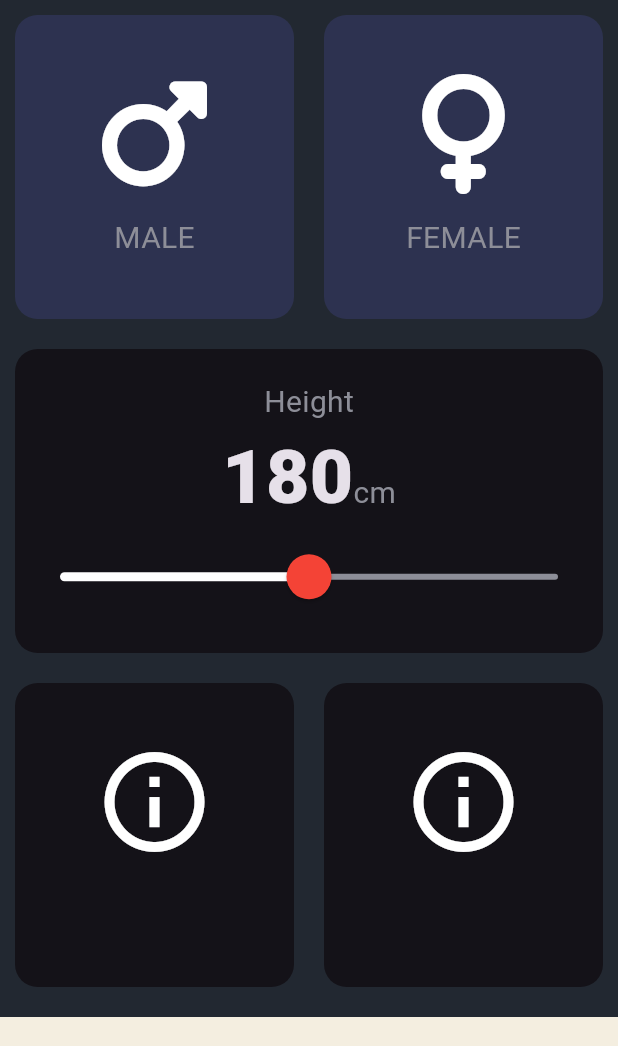
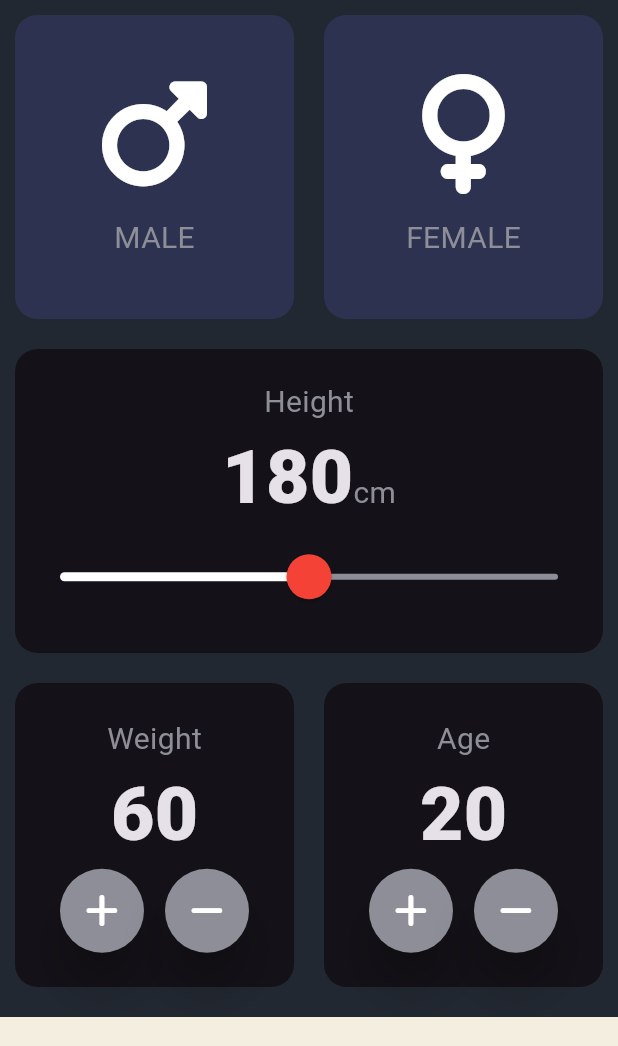
Before and after one commit to risal-ea/bmi_calculator-, a Flutter app: the screen it shows after launch, on a phone screen of 412 x 824 dp, the part 84-1130 px from its top. Run offline on Flutter 3.47's test engine with Material 3 defaults, Android fonts, the phone set to English and light mode, and no system bars; our stand-ins replace font_awesome_flutter; missing offline and left inert: dart:ffi.

Commit message:
update 4.5

```diff
--- a/lib/input_page.dart
+++ b/lib/input_page.dart
@@ -1,3 +1,5 @@
+import 'dart:ffi';
+
 import 'package:flutter/material.dart';
 import 'package:font_awesome_flutter/font_awesome_flutter.dart';
 import 'reusable_card.dart';
@@ -19,6 +21,8 @@ class InputPage extends StatefulWidget {
 class _InputPageState extends State<InputPage> {
   Gender? selectedGender;
   int height = 180;
+  int weight = 60;
+  int age = 20;
 
   @override
   Widget build(BuildContext context) {
@@ -133,14 +137,78 @@ class _InputPageState extends State<InputPage> {
               Expanded(
                 child: ReusableCard(
                   onPress: () {},
-                  cardChild: IconContent(),
+                  cardChild: Column(
+                    mainAxisAlignment: MainAxisAlignment.center,
+                    children: <Widget>[
+                      Text(
+                        "Weight",
+                        style: kLabelTextStyle,
+                      ),
+                      Text(
+                        weight.toString(),
+                        style: kNumberTextStyle,
+                      ),
+                      Row(
+                        mainAxisAlignment: MainAxisAlignment.center,
+                        children: [
+                          RoundIconButton(
+                            FontAwesomeIcons.plus,
+                            () {
+                              setState(() {
+                                weight++;
+                              });
+                            },
+                          ),
+                          SizedBox(width: 14.0),
+                          RoundIconButton(
+                            FontAwesomeIcons.minus,
+                            () {
+                              setState(() {
+                                weight--;
+                              });
+                            },
+                          ),
+                        ],
+                      ),
+                    ],
+                  ),
                   colour: kCardColour,
                 ),
               ),
               Expanded(
                 child: ReusableCard(
                   onPress: () {},
-                  cardChild: IconContent(),
+                  cardChild: Column(
+                    mainAxisAlignment: MainAxisAlignment.center,
+                    children: <Widget>[
+                      Text(
+                        "Age",
+                        style: kLabelTextStyle,
+                      ),
+                      Text(
+                        age.toString(),
+                        style: kNumberTextStyle,
+                      ),
+                      Row(
+                        mainAxisAlignment: MainAxisAlignment.center,
+                        children: <Widget>[
+                          RoundIconButton(FontAwesomeIcons.plus, () {
+                            setState(() {
+                              age++;
+                            });
+                          }),
+                          SizedBox(
+                            width: 14.0,
+                          ),
+                          RoundIconButton(FontAwesomeIcons.minus, () {
+                            setState(() {
+                              age--;
+                            });
+                          })
+                        ],
+                      ),
+                    ],
+                  ),
                   colour: kCardColour,
                 ),
               ),
@@ -157,3 +225,31 @@ class _InputPageState extends State<InputPage> {
     );
   }
 }
+
+class RoundIconButton extends StatelessWidget {
+  RoundIconButton(
+    this.icon,
+    this.onPressed,
+  );
+
+  final IconData icon;
+  final VoidCallback onPressed;
+
+  @override
+  Widget build(BuildContext context) {
+    return RawMaterialButton(
+      child: Icon(
+        icon,
+        size: 25.0,
+      ),
+      shape: CircleBorder(),
+      constraints: BoxConstraints.tightFor(
+        width: 56.0,
+        height: 56.0,
+      ),
+      elevation: 12.0,
+      fillColor: Color(0xFF8D8E98),
+      onPressed: onPressed,
+    );
+  }
+}
```
